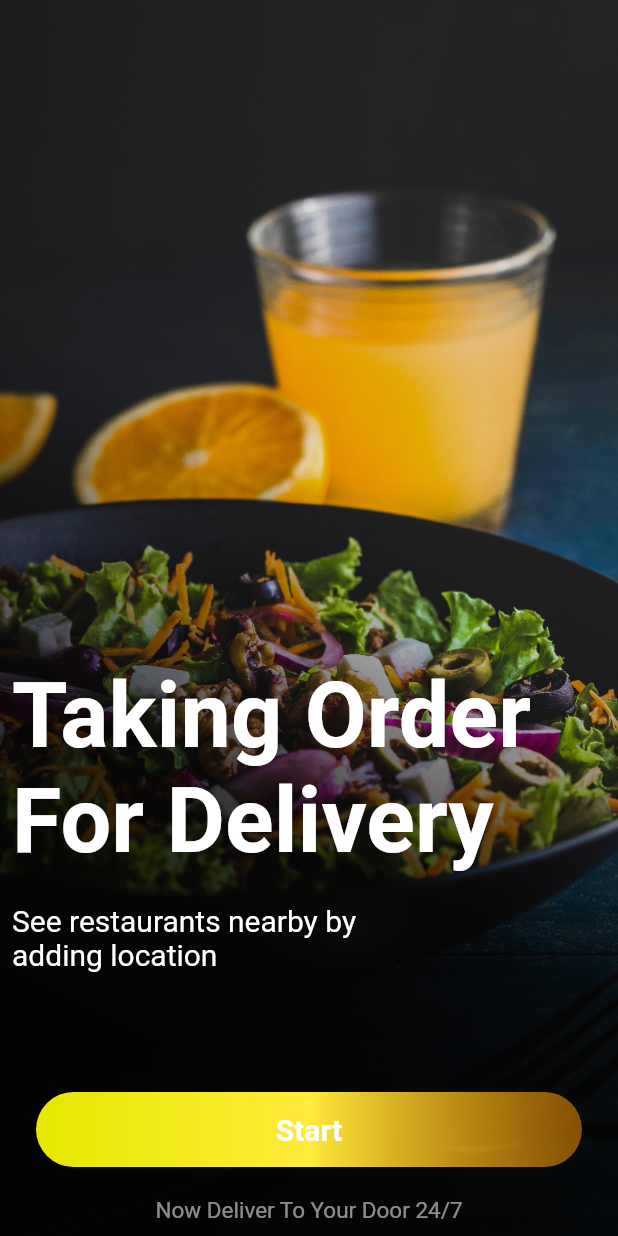
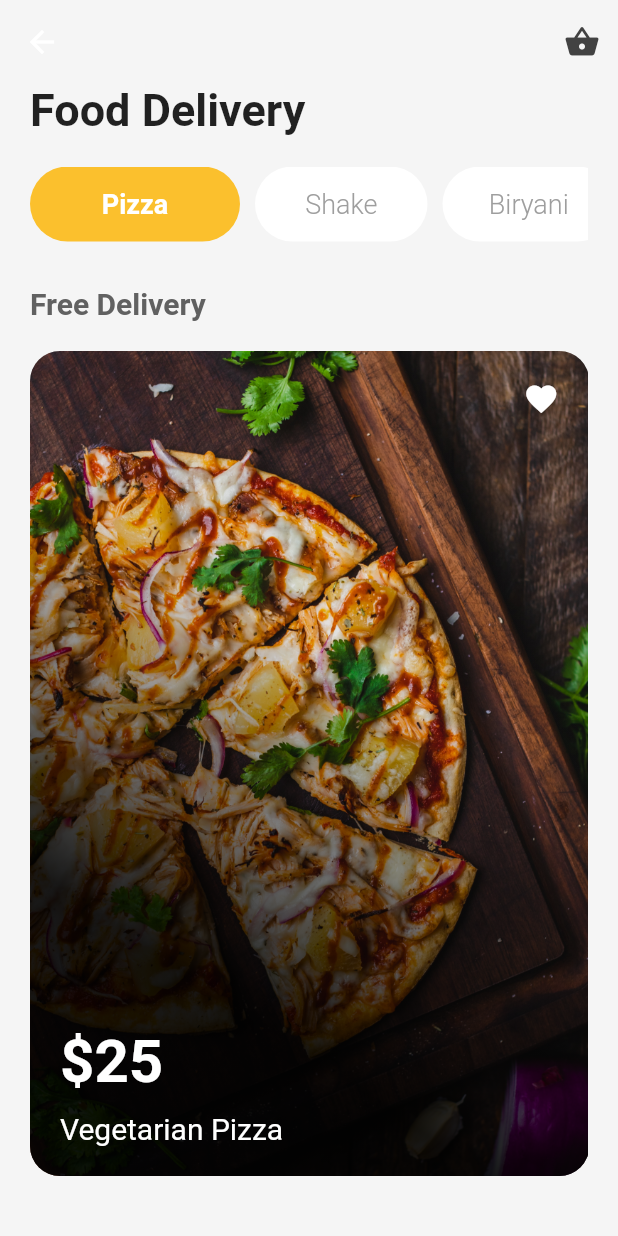
Before and after one commit to anshyyy/Assignments-and-Tests, a Flutter app: the screen it shows after launch, after a tap on "Start", on a phone screen of 412 x 824 dp. Run offline on Flutter 3.47's test engine with Material 2 defaults, Android fonts, the light colour scheme and no system bars; our stand-ins replace page_transition, simple_animations.

Commit message:
done with day 3

```diff
--- a/Day-3 Food order UI/foody/lib/screens/HomePage.dart
+++ b/Day-3 Food order UI/foody/lib/screens/HomePage.dart
@@ -1,4 +1,6 @@
 import 'package:flutter/material.dart';
+import 'package:foody/screens/front_page.dart';
+import 'package:page_transition/page_transition.dart';
 
 class HomePage extends StatefulWidget {
   const HomePage({super.key});
@@ -8,6 +10,60 @@ class HomePage extends StatefulWidget {
 }
 
 class _HomePageState extends State<HomePage> with TickerProviderStateMixin {
+  late AnimationController _animationController;
+  late Animation animation;
+  late Image starter;
+
+  bool _textVisible = true;
+
+  @override
+  void initState() {
+    super.initState();
+    starter = Image.asset("assets/images/starter-image.jpg");
+    _animationController = AnimationController(
+        duration: Duration(seconds: 3), vsync: this, upperBound: 1);
+
+    animation =
+        Tween<double>(begin: 0.0, end: 25.0).animate(_animationController);
+    animation = CurvedAnimation(
+        parent: _animationController, curve: Curves.fastOutSlowIn);
+    _animationController.forward();
+    _animationController.addListener(() {
+      setState(() {});
+      print(animation.value);
+    });
+  }
+
+  @override
+  void didChangeDependencies() {
+    precacheImage(starter.image, context);
+    super.didChangeDependencies();
+  }
+
+  void _onTap() {
+    setState(() {
+      _textVisible = false;
+    });
+
+    Navigator.push(
+      context,
+      PageTransition(
+          alignment: Alignment.bottomCenter,
+          curve: Curves.easeInOut,
+          duration: Duration(milliseconds: 600),
+          reverseDuration: Duration(milliseconds: 600),
+          type: PageTransitionType.bottomToTop,
+          child: FrontPage(),
+          childCurrent: HomePage()),
+    );
+  }
+
+  @override
+  void dispose() {
+    _animationController.dispose();
+    super.dispose();
+  }
+
   @override
   Widget build(BuildContext context) {
     return Scaffold(
@@ -21,9 +77,9 @@ class _HomePageState extends State<HomePage> with TickerProviderStateMixin {
           alignment: Alignment.bottomLeft,
           decoration: BoxDecoration(
               gradient: LinearGradient(begin: Alignment.bottomCenter, colors: [
-            Colors.black.withOpacity(0.9),
+            Colors.black.withOpacity(.9),
             Colors.black.withOpacity(0.8),
-            Colors.black.withOpacity(0.1)
+            Colors.black.withOpacity(0.4)
           ])),
           child: Padding(
             padding: const EdgeInsets.all(8.0),
@@ -31,12 +87,15 @@ class _HomePageState extends State<HomePage> with TickerProviderStateMixin {
               mainAxisAlignment: MainAxisAlignment.end,
               crossAxisAlignment: CrossAxisAlignment.start,
               children: [
-                const Text(
-                  "Taking Order For Delivery",
-                  style: TextStyle(
-                      color: Colors.white,
-                      fontSize: 60,
-                      fontWeight: FontWeight.bold),
+                Container(
+                  height: animation.value * 200,
+                  child: const Text(
+                    "Taking Order For Delivery",
+                    style: TextStyle(
+                        color: Colors.white,
+                        fontSize: 60,
+                        fontWeight: FontWeight.bold),
+                  ),
                 ),
                 const SizedBox(height: 20),
                 const Text(
@@ -45,7 +104,9 @@ class _HomePageState extends State<HomePage> with TickerProviderStateMixin {
                 ),
                 const SizedBox(height: 80),
                 MaterialButton(
-                  onPressed: () {},
+                  onPressed: () {
+                    _onTap();
+                  },
                   child: Container(
                     height: 50,
                     width: double.maxFinite,
--- /dev/null
+++ b/Day-3 Food order UI/foody/lib/screens/MakeItem.dart
@@ -0,0 +1,74 @@
+import 'package:flutter/cupertino.dart';
+import 'package:flutter/material.dart';
+
+class MakeItem extends StatelessWidget {
+  String image;
+  String name;
+  String price;
+  MakeItem(
+      {super.key,
+      required this.price,
+      required this.name,
+      required this.image});
+
+  @override
+  Widget build(BuildContext context) {
+    return AspectRatio(
+      aspectRatio: 1 / 1.4,
+      child: GestureDetector(
+        child: Container(
+          margin: const EdgeInsets.only(right: 20),
+          decoration: BoxDecoration(
+              borderRadius: BorderRadius.circular(20),
+              image: DecorationImage(
+                  image: AssetImage("assets/images/" + image),
+                  fit: BoxFit.cover)),
+          child: Container(
+            decoration: BoxDecoration(
+                borderRadius: BorderRadius.circular(20),
+                gradient: LinearGradient(begin: Alignment.bottomCenter, stops: [
+                  .2,
+                  .9
+                ], colors: [
+                  Colors.black.withOpacity(.9),
+                  Colors.black.withOpacity(.1)
+                ])),
+            child: Padding(
+              padding: const EdgeInsets.all(20.0),
+              child: Column(
+                crossAxisAlignment: CrossAxisAlignment.start,
+                mainAxisAlignment: MainAxisAlignment.spaceBetween,
+                children: [
+                  Align(
+                    alignment: Alignment.topRight,
+                    child: Icon(
+                      Icons.favorite,
+                      color: Colors.white,
+                    ),
+                  ),
+                  Column(
+                    crossAxisAlignment: CrossAxisAlignment.start,
+                    children: [
+                      Text(
+                        "\$" + price,
+                        style: TextStyle(
+                            color: Colors.white,
+                            fontSize: 40,
+                            fontWeight: FontWeight.bold),
+                      ),
+                      SizedBox(height: 10),
+                      Text(
+                        name,
+                        style: TextStyle(color: Colors.white, fontSize: 20),
+                      )
+                    ],
+                  )
+                ],
+              ),
+            ),
+          ),
+        ),
+      ),
+    );
+  }
+}
--- /dev/null
+++ b/Day-3 Food order UI/foody/lib/screens/front_page.dart
@@ -0,0 +1,99 @@
+import 'package:flutter/material.dart';
+import 'package:foody/screens/MakeItem.dart';
+import 'package:foody/screens/make_category.dart';
+
+class FrontPage extends StatefulWidget {
+  const FrontPage({super.key});
+
+  @override
+  State<FrontPage> createState() => _FrontPageState();
+}
+
+class _FrontPageState extends State<FrontPage> {
+  @override
+  Widget build(BuildContext context) {
+    return Scaffold(
+        backgroundColor: Colors.grey[100],
+        appBar: AppBar(
+          backgroundColor: Colors.grey[100],
+          elevation: 0,
+          actions: [
+            IconButton(
+                onPressed: () {},
+                icon: Icon(Icons.shopping_basket, color: Colors.grey[800]))
+          ],
+        ),
+        body: SafeArea(
+            child: Column(
+          crossAxisAlignment: CrossAxisAlignment.start,
+          children: [
+            Padding(
+              padding: const EdgeInsets.symmetric(horizontal: 20),
+              child: Column(
+                  crossAxisAlignment: CrossAxisAlignment.start,
+                  children: [
+                    Text(
+                      "Food Delivery",
+                      style: TextStyle(
+                          color: Colors.grey[80],
+                          fontSize: 30,
+                          fontWeight: FontWeight.bold),
+                    ),
+                    SizedBox(
+                      height: 20,
+                    ),
+                    Container(
+                      height: 50,
+                      child: ListView(
+                        scrollDirection: Axis.horizontal,
+                        children: [
+                          MakeCategory(title: "Pizza", isActive: true),
+                          MakeCategory(title: "Shake", isActive: false),
+                          MakeCategory(title: "Biryani", isActive: false),
+                          MakeCategory(title: "Desert", isActive: false),
+                          MakeCategory(title: "Burgers", isActive: false),
+                        ],
+                      ),
+                    ),
+                    const SizedBox(height: 10),
+                  ]),
+            ),
+            Padding(
+              padding: const EdgeInsets.all(20),
+              child: Text(
+                "Free Delivery",
+                style: TextStyle(
+                    color: Colors.grey[700],
+                    fontSize: 20,
+                    fontWeight: FontWeight.bold),
+              ),
+            ),
+            Expanded(
+                child: Padding(
+              padding: EdgeInsets.symmetric(horizontal: 20),
+              child: ListView(
+                scrollDirection: Axis.horizontal,
+                children: [
+                  MakeItem(
+                    name: "Vegetarian Pizza",
+                    image: "one.jpeg",
+                    price: "25",
+                  ),
+                  MakeItem(
+                    name: "Cheese Mix Pizza",
+                    price: "20",
+                    image: "two.jpeg",
+                  ),
+                  MakeItem(
+                    name: "Non-Veg Chicken Pizza",
+                    price: "30",
+                    image: "three.jpeg",
+                  )
+                ],
+              ),
+            )),
+            SizedBox(height: 40),
+          ],
+        )));
+  }
+}
--- /dev/null
+++ b/Day-3 Food order UI/foody/lib/screens/make_category.dart
@@ -0,0 +1,33 @@
+import 'package:flutter/material.dart';
+import 'package:flutter/src/widgets/container.dart';
+import 'package:flutter/src/widgets/framework.dart';
+
+class MakeCategory extends StatelessWidget {
+  bool isActive;
+  String title;
+
+  MakeCategory({super.key, required this.title, required this.isActive});
+
+  @override
+  Widget build(BuildContext context) {
+    return AspectRatio(
+      aspectRatio: isActive ? 3 : 2.5,
+      child: Container(
+        margin: EdgeInsets.only(right: 10),
+        decoration: BoxDecoration(
+          color: isActive ? Colors.yellow[700] : Colors.white,
+          borderRadius: BorderRadius.circular(50),
+        ),
+        child: Center(
+          child: Text(
+            title,
+            style: TextStyle(
+                color: isActive ? Colors.white : Colors.grey[500],
+                fontSize: 18,
+                fontWeight: isActive ? FontWeight.bold : FontWeight.w100),
+          ),
+        ),
+      ),
+    );
+  }
+}
--- a/Day-3 Food order UI/foody/pubspec.yaml
+++ b/Day-3 Food order UI/foody/pubspec.yaml
@@ -31,6 +31,7 @@ environment:
 dependencies:
   flutter:
     sdk: flutter
+  page_transition: ^2.0.9
 
 
   # The following adds the Cupertino Icons font to your application.
@@ -61,6 +62,7 @@ flutter:
 
   # To add assets to your application, add an assets section, like this:
   assets:
+    - assets/
     - assets/images/
 
   # An image asset can refer to one or more resolution-specific "variants", see
```
Also changed, not shown: Day-3 Food order UI/foody/assets/images/one.jpeg (renamed from Day-3 Food order UI/foody/assets/images/one.jpg), Day-3 Food order UI/foody/assets/images/two.jpeg (renamed from Day-3 Food order UI/foody/assets/images/two.jpg), Day-3 Food order UI/foody/pubspec.lock, 1 other file.
